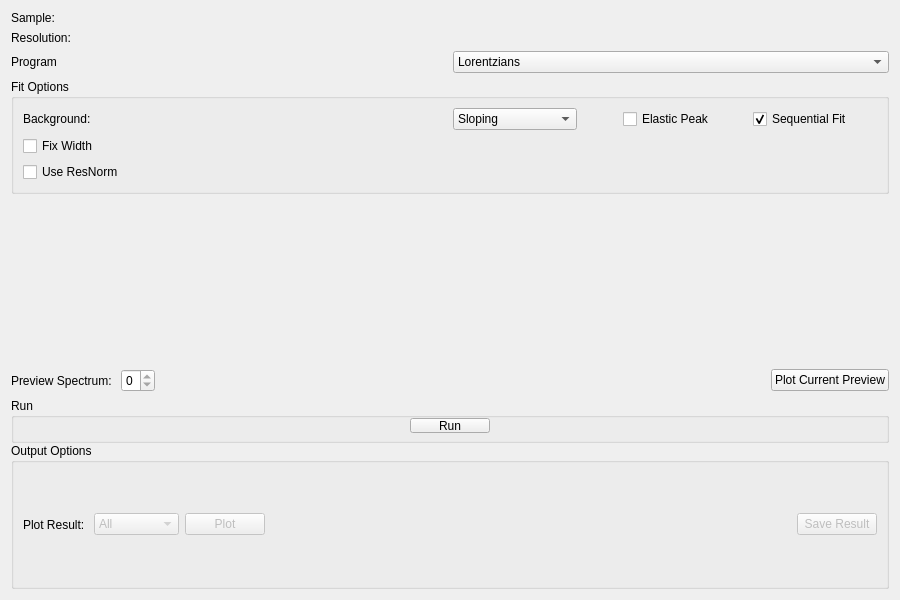
Qt form qt/scientific_interfaces/Indirect/Quasi.ui (mantidproject/mantid) before a commit.
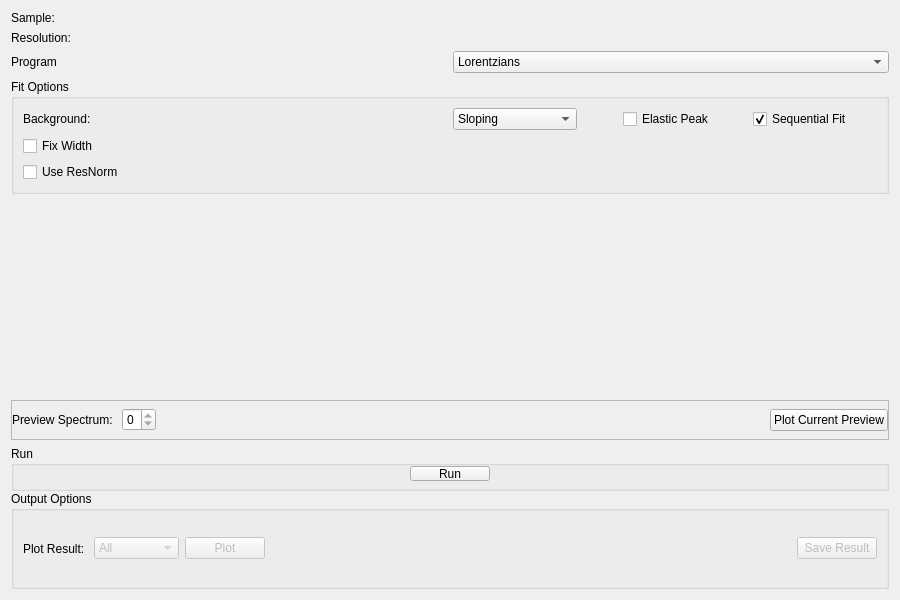
The same form after that commit. Custom widgets are drawn as their Qt base class.

Commit message: Refs #25984. Increase Quasi PreviewPlot size

What changed in the file:
```diff
--- a/qt/scientific_interfaces/Indirect/Quasi.ui
+++ b/qt/scientific_interfaces/Indirect/Quasi.ui
@@ -270,8 +270,17 @@
      </item>
      <item>
       <layout class="QVBoxLayout" name="plotPane">
+       <property name="spacing">
+        <number>0</number>
+       </property>
        <item>
         <widget class="MantidQt::MantidWidgets::PreviewPlot" name="ppPlot" native="true">
+         <property name="minimumSize">
+          <size>
+           <width>0</width>
+           <height>200</height>
+          </size>
+         </property>
          <property name="showLegend" stdset="0">
           <bool>true</bool>
          </property>
@@ -285,7 +294,38 @@
         </widget>
        </item>
        <item>
-        <layout class="QHBoxLayout" name="underPlotSpace">
+        <widget class="QFrame" name="frame_2">
+         <property name="minimumSize">
+          <size>
+           <width>0</width>
+           <height>40</height>
+          </size>
+         </property>
+         <property name="maximumSize">
+          <size>
+           <width>16777215</width>
+           <height>40</height>
+          </size>
+         </property>
+         <property name="frameShape">
+          <enum>QFrame::StyledPanel</enum>
+         </property>
+         <property name="frameShadow">
+          <enum>QFrame::Raised</enum>
+         </property>
+         <layout class="QHBoxLayout" name="horizontalLayout_5">
+          <property name="leftMargin">
+           <number>0</number>
+          </property>
+          <property name="topMargin">
+           <number>0</number>
+          </property>
+          <property name="rightMargin">
+           <number>0</number>
+          </property>
+          <property name="bottomMargin">
+           <number>0</number>
+          </property>
          <item>
           <widget class="QLabel" name="lblPreviewSpec">
            <property name="text">
@@ -321,6 +361,7 @@
           </widget>
          </item>
         </layout>
+        </widget>
        </item>
       </layout>
      </item>
```
Lines whose indentation alone changed are shown as unchanged.
